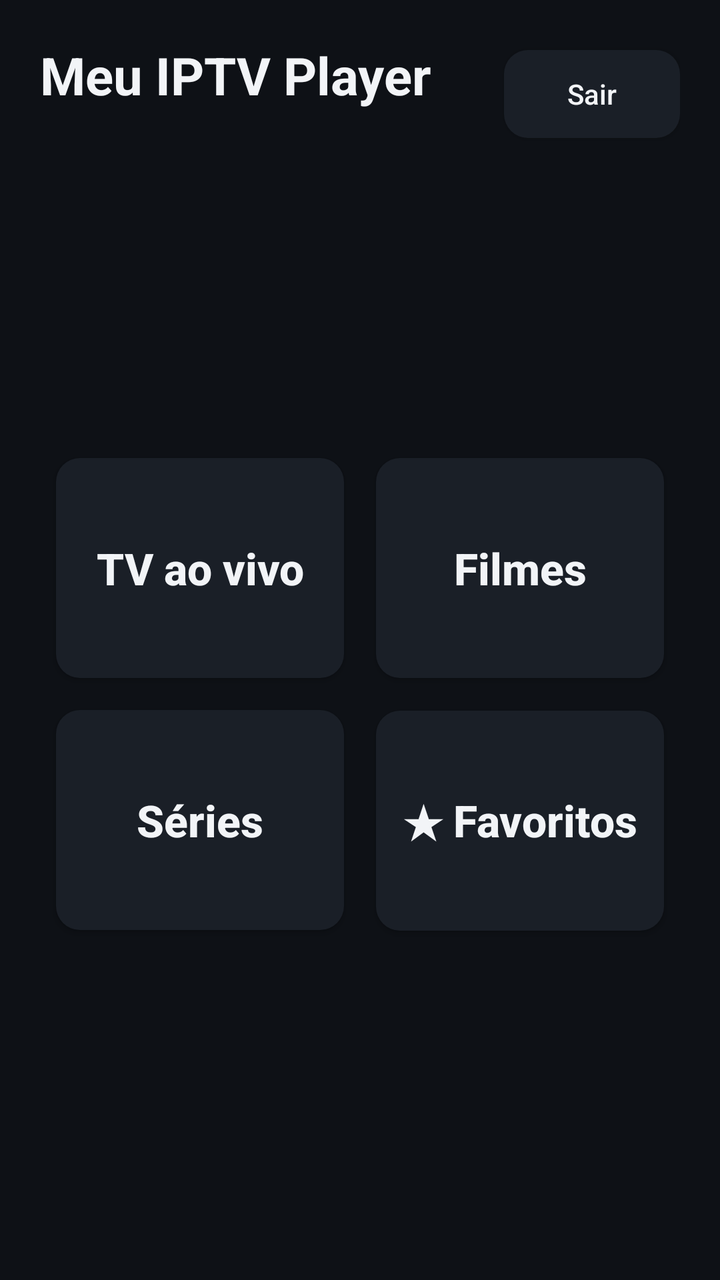
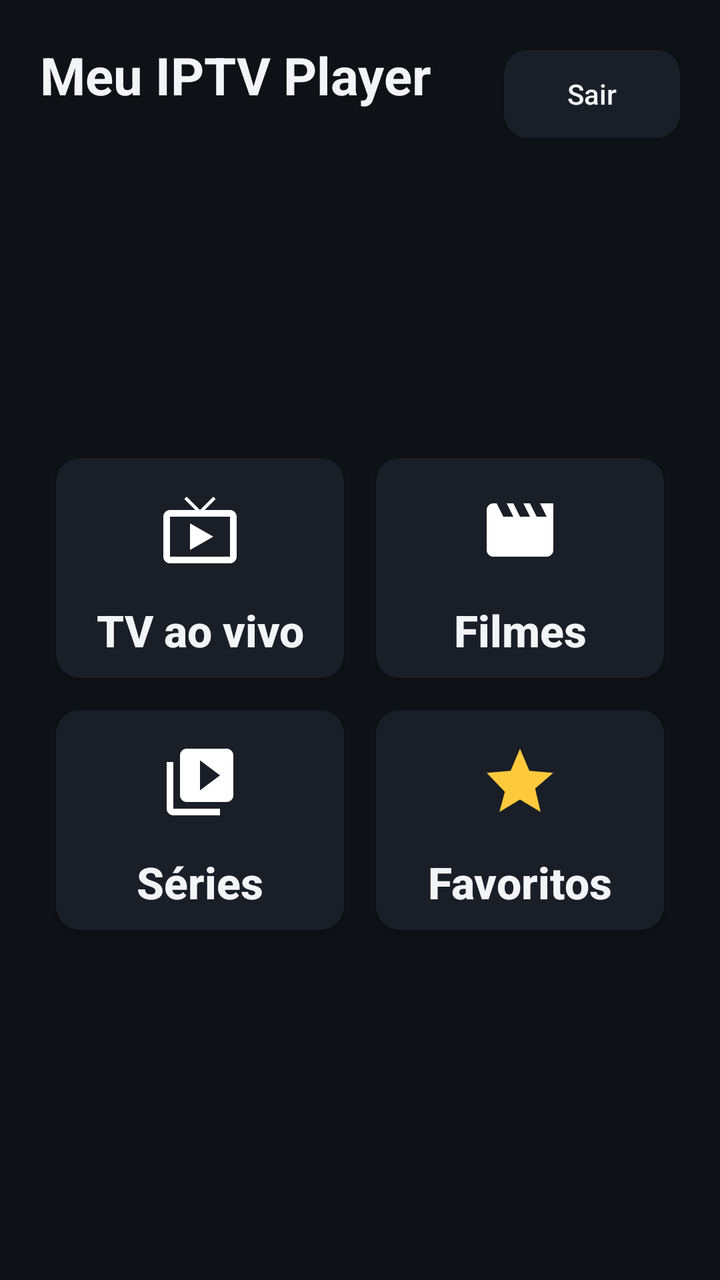

An Android layout rendered at two revisions. The XML below is the earlier revision; the diff shows what the commit changed to produce the second picture.
<!-- AndroidManifest.xml: application theme Theme.App -->
<!-- res/layout/activity_main.xml -->
<?xml version="1.0" encoding="utf-8"?>
<LinearLayout xmlns:android="http://schemas.android.com/apk/res/android"
    android:layout_width="match_parent"
    android:layout_height="match_parent"
    android:orientation="vertical"
    android:padding="@dimen/side_padding">

    <LinearLayout
        android:layout_width="match_parent"
        android:layout_height="wrap_content"
        android:gravity="center_vertical"
        android:orientation="horizontal">

        <LinearLayout
            android:layout_width="0dp"
            android:layout_height="wrap_content"
            android:layout_weight="1"
            android:orientation="vertical">

            <TextView
                android:layout_width="wrap_content"
                android:layout_height="wrap_content"
                android:text="@string/app_name"
                android:textColor="@color/text"
                android:textSize="26sp"
                android:textStyle="bold" />

            <TextView
                android:id="@+id/account"
                android:layout_width="wrap_content"
                android:layout_height="wrap_content"
                android:ellipsize="end"
                android:singleLine="true"
                android:textColor="@color/text_dim"
                android:textSize="14sp" />
        </LinearLayout>

        <Button
            android:id="@+id/logout"
            android:layout_width="wrap_content"
            android:layout_height="44dp"
            android:background="@drawable/bg_focus"
            android:paddingStart="18dp"
            android:paddingEnd="18dp"
            android:text="Sair"
            android:textAllCaps="false"
            android:textColor="@color/text" />
    </LinearLayout>

    <LinearLayout
        android:layout_width="match_parent"
        android:layout_height="0dp"
        android:layout_weight="1"
        android:gravity="center"
        android:orientation="vertical">

        <LinearLayout
            android:layout_width="match_parent"
            android:layout_height="wrap_content"
            android:orientation="horizontal">

            <Button
                android:id="@+id/btn_live"
                style="@style/MenuButton"
                android:text="TV ao vivo" />

            <Button
                android:id="@+id/btn_movies"
                style="@style/MenuButton"
                android:text="Filmes" />
        </LinearLayout>

        <LinearLayout
            android:layout_width="match_parent"
            android:layout_height="wrap_content"
            android:orientation="horizontal">

            <Button
                android:id="@+id/btn_series"
                style="@style/MenuButton"
                android:text="Séries" />

            <Button
                android:id="@+id/btn_favorites"
                style="@style/MenuButton"
                android:text="★ Favoritos" />
        </LinearLayout>
    </LinearLayout>
</LinearLayout>
<!-- resources referenced by this layout -->
<resources>
  <color name="text">#F2F4F7</color>
  <color name="text_dim">#9AA4B2</color>
  <dimen name="side_padding">20dp</dimen>
  <string name="app_name">Meu IPTV Player</string>
  <style name="MenuButton" parent="Widget.AppCompat.Button">
          <item name="android:layout_width">0dp</item>
          <item name="android:layout_height">@dimen/menu_button_height</item>
          <item name="android:layout_weight">1</item>
          <item name="android:layout_margin">8dp</item>
          <item name="android:background">@drawable/bg_focus</item>
          <item name="android:textColor">@color/text</item>
          <item name="android:textSize">22sp</item>
          <item name="android:textStyle">bold</item>
          <item name="android:textAllCaps">false</item>
      </style>
  <style name="Theme.App" parent="Theme.AppCompat.NoActionBar">
          <item name="colorPrimary">@color/accent</item>
          <item name="colorPrimaryDark">@color/bg</item>
          <item name="colorAccent">@color/accent</item>
          <item name="android:windowBackground">@color/bg</item>
          <item name="android:textColorPrimary">@color/text</item>
          <item name="android:textColorSecondary">@color/text_dim</item>
          <item name="android:statusBarColor">@color/bg</item>
          <item name="android:navigationBarColor">@color/bg</item>
      </style>
  <color name="surface_focus">#26303D</color>
  <color name="accent">#2EC4B6</color>
  <color name="accent_dim">#1F5F5A</color>
  <color name="surface">#1A1F27</color>
  <dimen name="menu_button_height">110dp</dimen>
  <color name="bg">#0E1116</color>
  <!-- unchanged entries left out for length: 1 -->
</resources>

<!-- the commit's change to res/layout/activity_main.xml (unified diff, before → after) -->
@@ -62,11 +62,13 @@
             <Button
                 android:id="@+id/btn_live"
                 style="@style/MenuButton"
+                android:drawableTop="@drawable/ic_menu_live"
                 android:text="TV ao vivo" />
 
             <Button
                 android:id="@+id/btn_movies"
                 style="@style/MenuButton"
+                android:drawableTop="@drawable/ic_menu_movies"
                 android:text="Filmes" />
         </LinearLayout>
 
@@ -78,12 +80,14 @@
             <Button
                 android:id="@+id/btn_series"
                 style="@style/MenuButton"
+                android:drawableTop="@drawable/ic_menu_series"
                 android:text="Séries" />
 
             <Button
                 android:id="@+id/btn_favorites"
                 style="@style/MenuButton"
-                android:text="★ Favoritos" />
+                android:drawableTop="@drawable/ic_menu_favorites"
+                android:text="Favoritos" />
         </LinearLayout>
     </LinearLayout>
 </LinearLayout>
<!-- resource entries referenced after the edit -->
@@ -3,6 +3,50 @@
   <color name="text">#F2F4F7</color>
   <color name="text_dim">#9AA4B2</color>
   <dimen name="side_padding">20dp</dimen>
+  <!-- drawable ic_menu_favorites (drawable) -->
+  <?xml version="1.0" encoding="utf-8"?>
+  <vector xmlns:android="http://schemas.android.com/apk/res/android"
+      android:width="40dp"
+      android:height="40dp"
+      android:viewportWidth="24"
+      android:viewportHeight="24">
+      <path
+          android:fillColor="#FFC93C"
+          android:pathData="M12,17.27L18.18,21l-1.64,-7.03L22,9.24l-7.19,-0.61L12,2 9.19,8.63 2,9.24l5.46,5.73L5.82,21z" />
+  </vector>
+  <!-- drawable ic_menu_live (drawable) -->
+  <?xml version="1.0" encoding="utf-8"?>
+  <vector xmlns:android="http://schemas.android.com/apk/res/android"
+      android:width="40dp"
+      android:height="40dp"
+      android:viewportWidth="24"
+      android:viewportHeight="24">
+      <path
+          android:fillColor="#FFFFFF"
+          android:pathData="M21,6h-7.59l3.29,-3.29L16,2l-4,4 -4,-4 -0.71,0.71L10.59,6H3c-1.1,0 -2,0.89 -2,2v12c0,1.1 0.9,2 2,2h18c1.1,0 2,-0.9 2,-2V8c0,-1.11 -0.9,-2 -2,-2zM21,20H3V8h18v12zM9,10v8l7,-4z" />
+  </vector>
+  <!-- drawable ic_menu_movies (drawable) -->
+  <?xml version="1.0" encoding="utf-8"?>
+  <vector xmlns:android="http://schemas.android.com/apk/res/android"
+      android:width="40dp"
+      android:height="40dp"
+      android:viewportWidth="24"
+      android:viewportHeight="24">
+      <path
+          android:fillColor="#FFFFFF"
+          android:pathData="M18,4l2,4h-3l-2,-4h-2l2,4h-3l-2,-4H8l2,4H7L5,4H4c-1.1,0 -1.99,0.9 -1.99,2L2,18c0,1.1 0.9,2 2,2h16c1.1,0 2,-0.9 2,-2V4h-4z" />
+  </vector>
+  <!-- drawable ic_menu_series (drawable) -->
+  <?xml version="1.0" encoding="utf-8"?>
+  <vector xmlns:android="http://schemas.android.com/apk/res/android"
+      android:width="40dp"
+      android:height="40dp"
+      android:viewportWidth="24"
+      android:viewportHeight="24">
+      <path
+          android:fillColor="#FFFFFF"
+          android:pathData="M4,6H2v14c0,1.1 0.9,2 2,2h14v-2H4V6zM20,2H8c-1.1,0 -2,0.9 -2,2v12c0,1.1 0.9,2 2,2h12c1.1,0 2,-0.9 2,-2V4c0,-1.1 -0.9,-2 -2,-2zM12,14.5v-9l6,4.5 -6,4.5z" />
+  </vector>
   <string name="app_name">Meu IPTV Player</string>
   <style name="MenuButton" parent="Widget.AppCompat.Button">
           <item name="android:layout_width">0dp</item>
@@ -14,6 +58,8 @@
           <item name="android:textSize">22sp</item>
           <item name="android:textStyle">bold</item>
           <item name="android:textAllCaps">false</item>
+          <item name="android:paddingTop">16dp</item>
+          <item name="android:drawablePadding">6dp</item>
       </style>
   <style name="Theme.App" parent="Theme.AppCompat.NoActionBar">
           <item name="colorPrimary">@color/accent</item>
